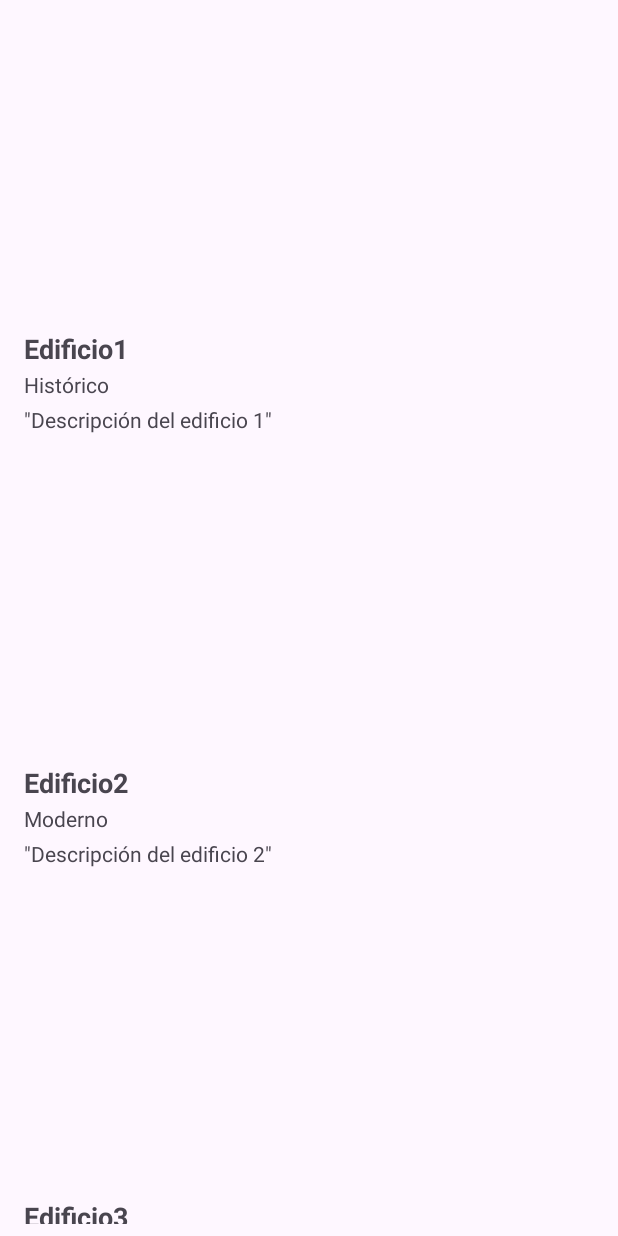
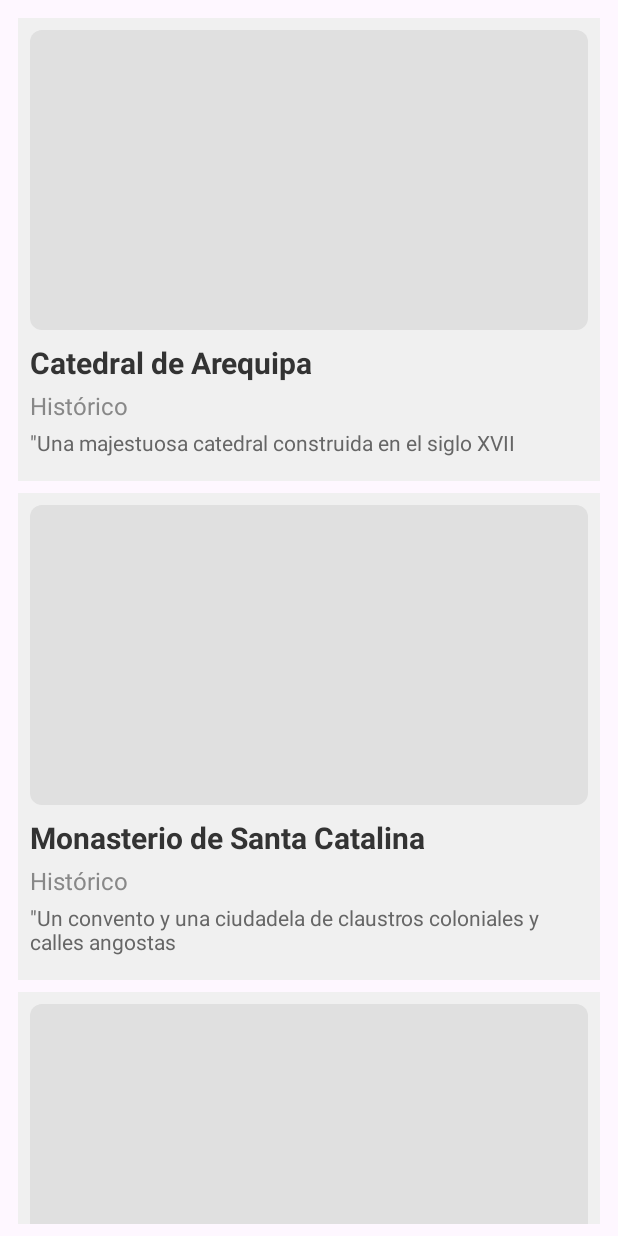
Before and after one commit to eazurin/LABORATORIO7---IDNP, an Android app: the screen it shows after launch (MainActivity), on a phone screen of 412 x 824 dp. Run offline under Robolectric (Android 15) with nearby library versions, the phone set to English and light mode, and no system bars.

Commit message:
Agregando data e imagenes

```diff
--- a/app/src/main/assets/edificios.txt
+++ b/app/src/main/assets/edificios.txt
@@ -1,3 +1,3 @@
-Edificio1,Histórico,"Descripción del edificio 1",R.drawable.edificio1
-Edificio2,Moderno,"Descripción del edificio 2",R.drawable.edificio2
-Edificio3,Residencial,"Descripción del edificio 3",R.drawable.edificio3
+Catedral de Arequipa,Histórico,"Una majestuosa catedral construida en el siglo XVII, de arquitectura neoclásica y hecha de sillar blanco.",R.drawable.catedral_arequipa
+Monasterio de Santa Catalina,Histórico,"Un convento y una ciudadela de claustros coloniales y calles angostas, fundado en 1579.",R.drawable.santa_catalina
+Mundo Alpaca,Moderno,"Centro cultural y turístico dedicado a la industria textil de alpaca, con exhibiciones y actividades interactivas.",R.drawable.mundo_alpaca
--- /dev/null
+++ b/app/src/main/res/drawable/border_radius.xml
@@ -0,0 +1,4 @@
+<shape xmlns:android="http://schemas.android.com/apk/res/android">
+    <corners android:radius="8dp"/>
+    <solid android:color="#E0E0E0"/>
+</shape>
--- a/app/src/main/res/layout/item_edificio.xml
+++ b/app/src/main/res/layout/item_edificio.xml
@@ -2,33 +2,40 @@
     android:layout_width="match_parent"
     android:layout_height="wrap_content"
     android:orientation="vertical"
-    android:padding="8dp">
+    android:padding="8dp"
+    android:background="#F0F0F0"
+    android:layout_margin="4dp">
 
     <ImageView
         android:id="@+id/imageView"
         android:layout_width="match_parent"
         android:layout_height="200dp"
-        android:scaleType="centerCrop" />
+        android:scaleType="centerCrop"
+        android:background="@drawable/border_radius" />
 
     <TextView
         android:id="@+id/tvTitulo"
         android:layout_width="wrap_content"
         android:layout_height="wrap_content"
-        android:textSize="18sp"
+        android:textSize="20sp"
+        android:textColor="#333333"
         android:textStyle="bold"
-        android:paddingTop="4dp"/>
+        android:paddingTop="8dp"
+        android:paddingBottom="4dp"/>
 
     <TextView
         android:id="@+id/tvCategoria"
         android:layout_width="wrap_content"
         android:layout_height="wrap_content"
-        android:textSize="14sp"
-        android:paddingTop="2dp"/>
+        android:textSize="16sp"
+        android:textColor="#888888"
+        android:paddingBottom="4dp"/>
 
     <TextView
         android:id="@+id/tvDescripcion"
         android:layout_width="wrap_content"
         android:layout_height="wrap_content"
         android:textSize="14sp"
-        android:paddingTop="4dp"/>
+        android:textColor="#666666"
+        android:paddingBottom="8dp"/>
 </LinearLayout>
--- a/app/src/main/res/values/colors.xml
+++ b/app/src/main/res/values/colors.xml
@@ -2,4 +2,8 @@
 <resources>
     <color name="black">#FF000000</color>
     <color name="white">#FFFFFFFF</color>
+    <color name="fondo_item">#F0F0F0</color>
+    <color name="colorTitulo">#333333</color>
+    <color name="colorCategoria">#888888</color>
+    <color name="colorDescripcion">#666666</color>
 </resources>
```
Also changed, not shown: app/src/main/res/drawable/catedral_arequipa.jpg (added), app/src/main/res/drawable/mundo_alpaca.jpg (added), app/src/main/res/drawable/santa_catalina.jpg (added).
